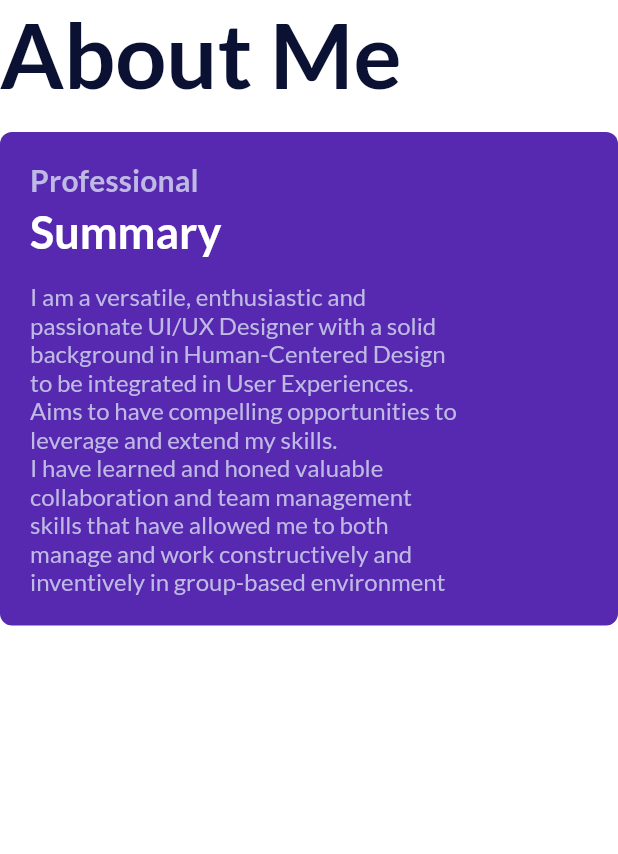
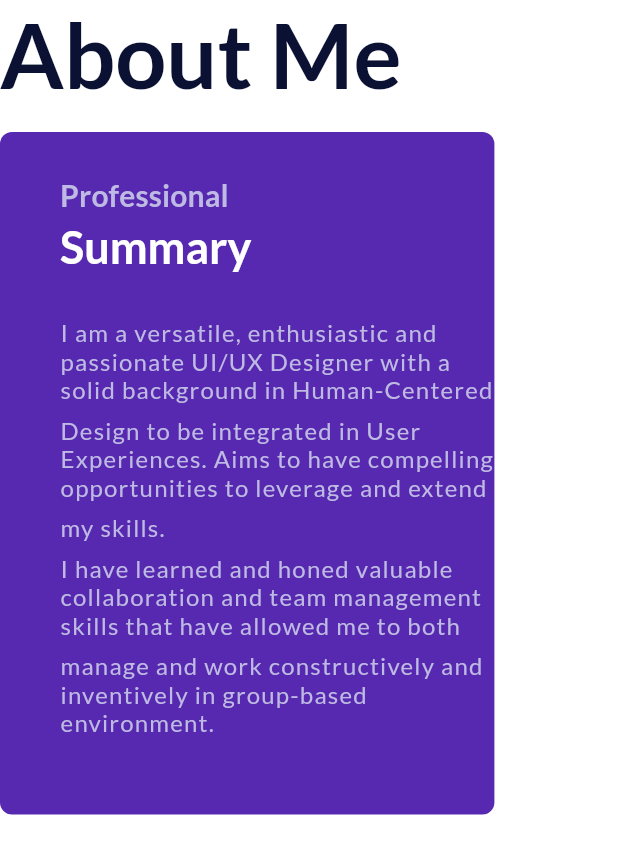
Before and after one commit to david-legend/amor, a Flutter app: the AboutSectionWeb widget shown alone on an empty page, opened directly, on a phone screen of 412 x 824 dp. Shown: the top 854 px of the screen. Run offline on Flutter 3.47's test engine with Material 2 defaults, Android fonts, the phone set to English and light mode, and no system bars; our stand-ins replace auto_route, font_awesome_flutter, google_fonts, responsive_builder.

Commit message:
increased letter spacing and changed text on about me section

```diff
--- a/lib/presentation/pages/home/sections/about_section/about_section_web.dart
+++ b/lib/presentation/pages/home/sections/about_section/about_section_web.dart
@@ -10,17 +10,25 @@ class AboutSectionWeb extends StatelessWidget {
   Widget build(BuildContext context) {
     TextTheme textTheme = Theme.of(context).textTheme;
     double screenWidth = widthOfScreen(context);
+    TextStyle? aboutMeTextStyle = textTheme.bodyText1?.copyWith(
+      fontSize: Sizes.TEXT_SIZE_16,
+      color: AppColors.accentColor,
+      letterSpacing: 0.8,
+    );
 
     return Container(
-      child: Center(
       child: Column(
         crossAxisAlignment: CrossAxisAlignment.start,
         children: [
           SectionTitle(title: StringConst.ABOUT_ME),
           SpaceH16(),
           Container(
-              width: screenWidth,
-              padding: EdgeInsets.all(Sizes.PADDING_20),
+            width: screenWidth * 0.8,
+            padding: EdgeInsets.only(
+              left: Sizes.PADDING_40,
+              top: Sizes.PADDING_30,
+              bottom: Sizes.PADDING_44,
+            ),
             decoration: BoxDecoration(
               color: AppColors.primaryColor,
               borderRadius: AppRadius.aboutRadius,
@@ -32,23 +40,53 @@ class AboutSectionWeb extends StatelessWidget {
                   title: StringConst.PROFESSIONAL,
                   subtitle: StringConst.SUMMARY_TITLE,
                 ),
-                  SpaceH16(),
+                SpaceH30(),
                 SizedBox(
-                    width: screenWidth * 0.7,
-                    child: Text(
-                      StringConst.ABOUT_ME_SUMMARY,
-                      style: textTheme.bodyText1?.copyWith(
-                        fontSize: Sizes.TEXT_SIZE_16,
-                        color: AppColors.accentColor,
+                    width: screenWidth * 0.8,
+                    child: Column(
+                      crossAxisAlignment: CrossAxisAlignment.start,
+                      children: [
+                        Text(
+                          StringConst.ABOUT_ME_SUMMARY_1,
+                          style: aboutMeTextStyle,
                         ),
+                        SpaceH8(),
+                        Text(
+                          StringConst.ABOUT_ME_SUMMARY_2,
+                          style: aboutMeTextStyle,
                         ),
+                        SpaceH8(),
+                        Text(
+                          StringConst.ABOUT_ME_SUMMARY_3,
+                          style: aboutMeTextStyle,
+                        ),
+                        SpaceH8(),
+                        Text(
+                          StringConst.ABOUT_ME_SUMMARY_4,
+                          style: aboutMeTextStyle,
+                        ),
+                        SpaceH8(),
+                        Text(
+                          StringConst.ABOUT_ME_SUMMARY_5,
+                          style: aboutMeTextStyle,
+                        ),
+                        SpaceH8(),
+                      ],
+                    )
+//                    Text(
+//                      StringConst.ABOUT_ME_SUMMARY_1,
+//                      style: textTheme.bodyText1?.copyWith(
+//                        fontSize: Sizes.TEXT_SIZE_16,
+//                        color: AppColors.accentColor,
+//                        letterSpacing: 0.8,
+//                      ),
+//                    ),
                     ),
               ],
             ),
           )
         ],
       ),
-      ),
     );
   }
 }
--- a/lib/values/strings.dart
+++ b/lib/values/strings.dart
@@ -23,8 +23,15 @@ class StringConst {
   static const String ABOUT_ME = "About Me";
   static const String PROFESSIONAL = "Professional";
   static const String SUMMARY_TITLE = "Summary";
-  static const String ABOUT_ME_SUMMARY =
-      '''I am a versatile, enthusiastic and passionate UI/UX Designer with a solid background in Human-Centered Design to be integrated in User Experiences. Aims to have compelling opportunities to leverage and extend my skills.\nI have learned and honed valuable collaboration and team management skills that have allowed me to both manage and work constructively and inventively in group-based environment''';
+  static const String ABOUT_ME_SUMMARY_1 =
+      '''I am a versatile, enthusiastic and passionate UI/UX Designer with a solid background in Human-Centered''';
+  static const String ABOUT_ME_SUMMARY_2 =
+      "Design to be integrated in User Experiences. Aims to have compelling opportunities to leverage and extend";
+  static const String ABOUT_ME_SUMMARY_3 = "my skills.";
+  static const String ABOUT_ME_SUMMARY_4 =
+      "I have learned and honed valuable collaboration and team management skills that have allowed me to both";
+  static const String ABOUT_ME_SUMMARY_5 =
+      "manage and work constructively and inventively in group-based environment.";
 
   //Education Section
   static const String MY = "My";
@@ -109,7 +116,7 @@ class StringConst {
 
   //Footer Section
   static const String RIGHTS_RESERVED = "© 2021 All rights reserved";
-  static const String BUILT_BY = "Built by";
+  static const String BUILT_BY = "Built with Flutter by";
   static const String DAVID_COBBINA = "David Cobbina";
   static const String DESIGNED_BY = "Built by";
   static const String ADEEL_RAZA = "Adeel Raza";
```
Lines whose indentation alone changed are shown as unchanged.
